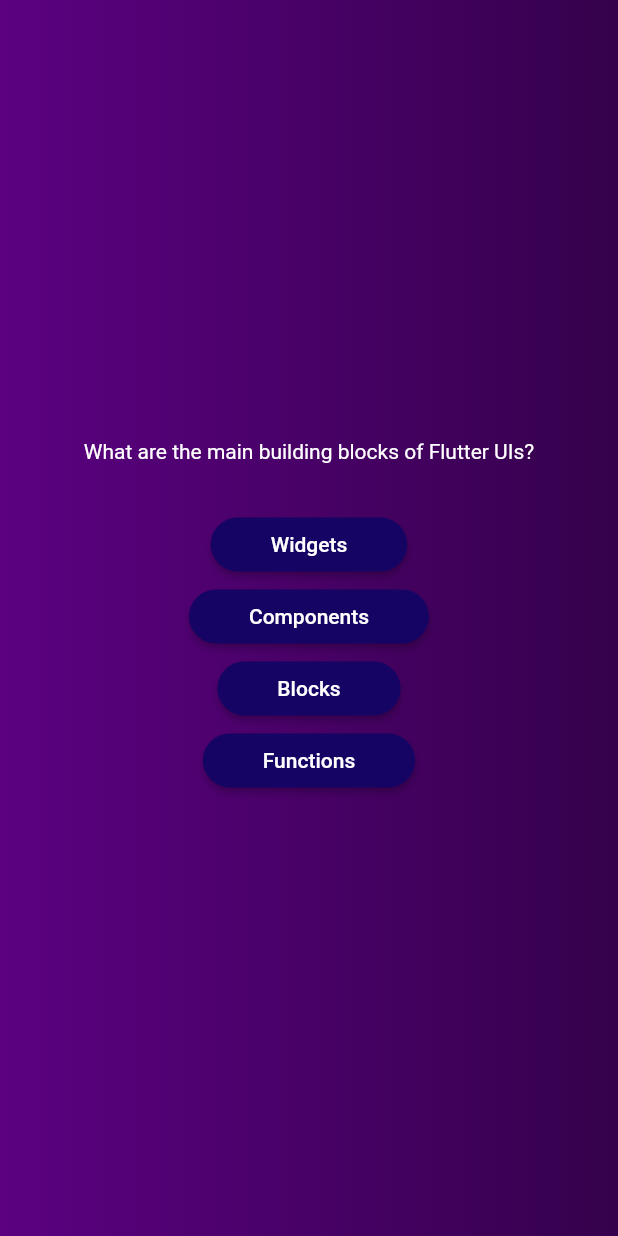
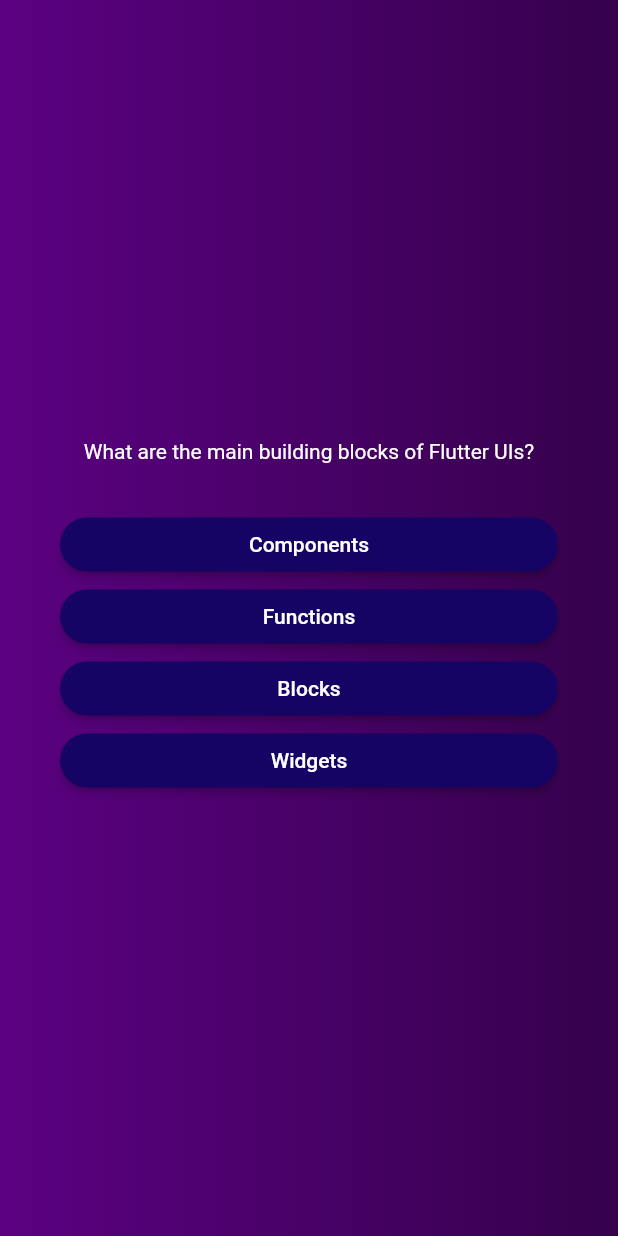
Before and after one commit to abdGhost/quiz_app_2, a Flutter app: the screen it shows after launch, after a tap on "Start Quiz", on a phone screen of 412 x 824 dp. Run offline on Flutter 3.47's test engine with Material 2 defaults, Android fonts, the phone set to English and light mode, and no system bars.

Commit message:
Added list of question dynamically

```diff
--- a/lib/models/quiz_questions.dart
+++ b/lib/models/quiz_questions.dart
@@ -3,4 +3,10 @@ class QuizQuestion {
 
   final String text;
   final List<String> answers;
+
+  List<String> getShuffledAnswer() {
+    final shuffedAnswer = List.of(answers);
+    shuffedAnswer.shuffle();
+    return shuffedAnswer;
+  }
 }
--- a/lib/questions_screen.dart
+++ b/lib/questions_screen.dart
@@ -12,27 +12,41 @@ class QuestionsScreen extends StatefulWidget {
 }
 
 class _QuestionsScreenState extends State<QuestionsScreen> {
-  final currentQuestion = questions[0];
+  var currentQuestionIndex = 0;
+
+  void answerQuestion() {
+    setState(() {
+      currentQuestionIndex++;
+    });
+  }
+
   @override
   Widget build(context) {
+    final currentQuestion = questions[currentQuestionIndex];
+
     return SizedBox(
       width: double.infinity,
+      child: Container(
+        margin: const EdgeInsets.all(40),
         child: Column(
           mainAxisAlignment: MainAxisAlignment.center,
+          crossAxisAlignment: CrossAxisAlignment.stretch,
           children: [
             Text(
               currentQuestion.text,
               style: const TextStyle(
                 color: Colors.white,
               ),
+              textAlign: TextAlign.center,
             ),
             const SizedBox(
               height: 30,
             ),
-          ...currentQuestion.answers.map((answer) {
-            return AnswerButton(answerText: answer, onTap: () {});
+            ...currentQuestion.getShuffledAnswer().map((answer) {
+              return AnswerButton(answerText: answer, onTap: answerQuestion);
             }),
           ],
+        ),
       ),
     );
   }
```
Lines whose indentation alone changed are shown as unchanged.
